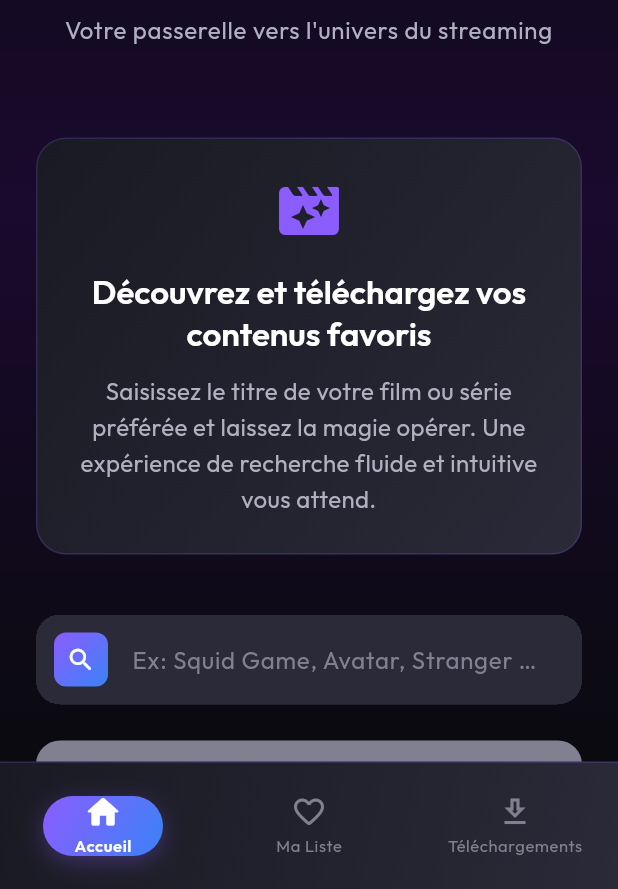
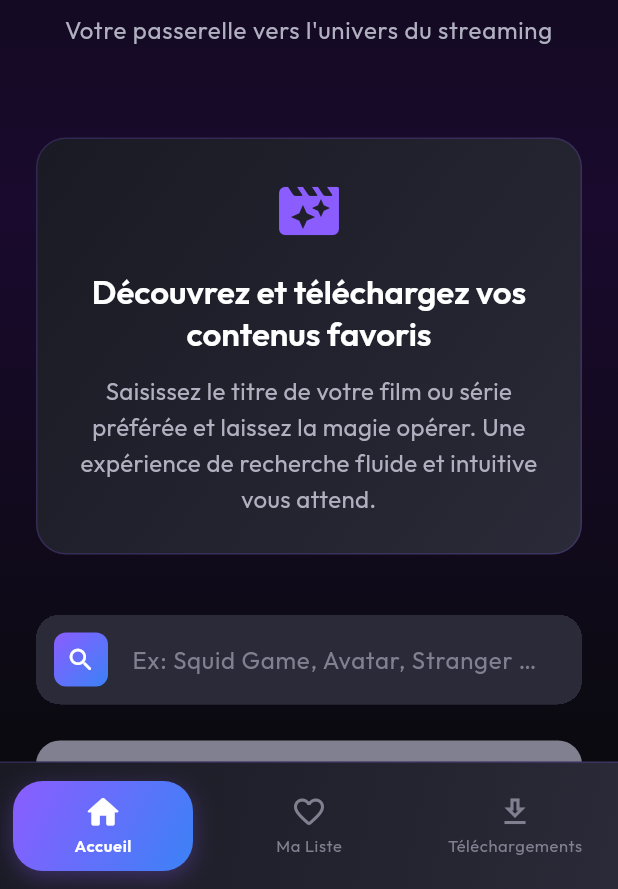
Before and after one commit to Starland9/LandFlix, a Flutter app: the screen it shows after launch, on a phone screen of 412 x 824 dp, the part 347-1236 px from its top. Run offline on Flutter 3.47's test engine with Material 3 defaults, Android fonts, the phone set to English and light mode, and no system bars; our stand-ins replace auto_route, bloc, dio, equatable, flutter_bloc, google_fonts and 2 more; missing offline and left inert: uqload_downloader_dart.

Commit message:
fix: Réorganiser les imports et ajuster la taille de l'indicateur de sélection dans MainWrapperScreen

```diff
--- a/lib/src/screens/main_wrapper/main_wrapper_screen.dart
+++ b/lib/src/screens/main_wrapper/main_wrapper_screen.dart
@@ -1,10 +1,10 @@
 import 'package:auto_route/auto_route.dart';
 import 'package:flutter/material.dart';
-import 'package:french_stream_downloader/src/shared/components/ripple_floating_button.dart';
 import 'package:french_stream_downloader/src/core/themes/colors.dart';
 import 'package:french_stream_downloader/src/screens/downloads/downloads_screen.dart';
 import 'package:french_stream_downloader/src/screens/home/home_screen.dart';
 import 'package:french_stream_downloader/src/screens/wishlist/wishlist_screen.dart';
+import 'package:french_stream_downloader/src/shared/components/ripple_floating_button.dart';
 
 @RoutePage()
 class MainWrapperScreen extends StatefulWidget {
@@ -138,9 +138,10 @@ class _MainWrapperScreenState extends State<MainWrapperScreen>
                     children: [
                       // Indicateur de sélection
                       AnimatedContainer(
+                        padding: const EdgeInsets.all(2),
                         duration: const Duration(milliseconds: 300),
-                        width: isActive ? 80 : 0,
-                        height: isActive ? 40 : 0,
+                        width: isActive ? 120 : 0,
+                        height: isActive ? 60 : 0,
                         decoration: BoxDecoration(
                           gradient: isActive ? AppColors.primaryGradient : null,
                           borderRadius: BorderRadius.circular(20),
```
Also changed, not shown: lib/src/shared/components/modern_search_result_card.dart (+3 -47 lines).
